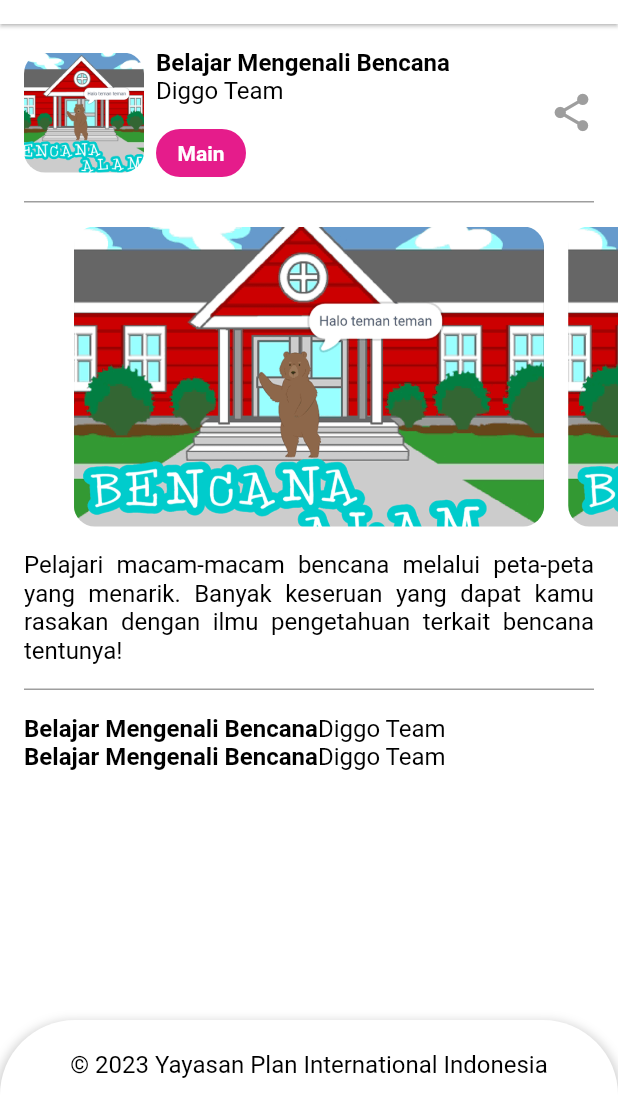
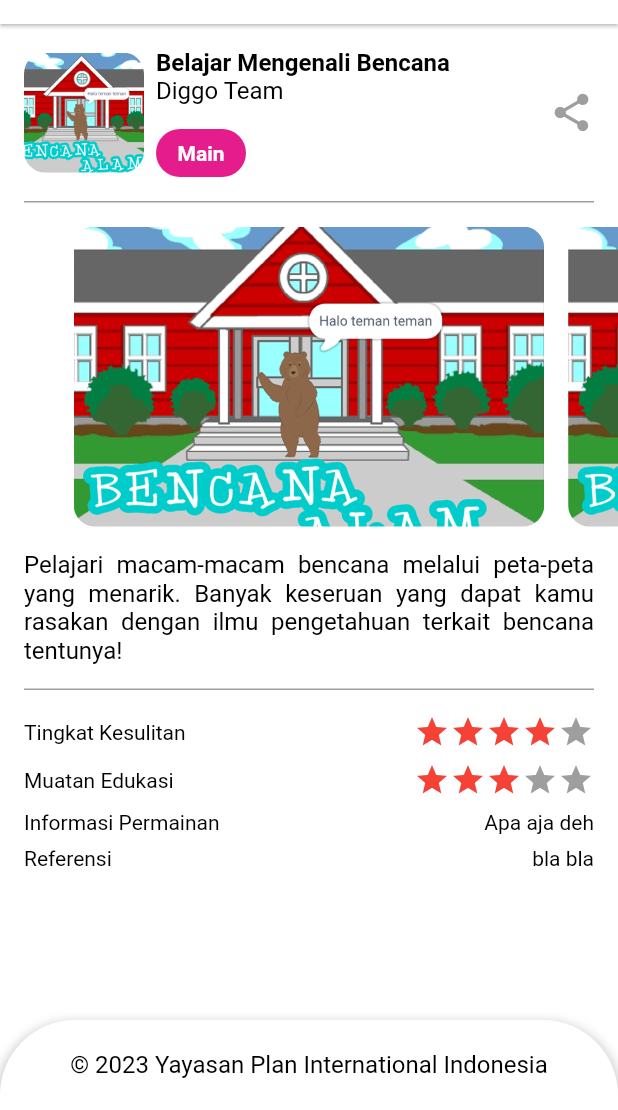
Before and after one commit to gofur/safe_school_game, a Flutter app: the GameDetail screen opened directly with sample values from the repository, on a phone screen of 412 x 824 dp, the part 126-1236 px from its top. Run offline on Flutter 3.47's test engine with Material 2 defaults, Android fonts, the phone set to English and light mode, and no system bars; drawn by our look-alikes of auto_size_text, flutter_rating_bar; our stand-ins replace connectivity_plus, rxdart, webview_flutter; Roboto replaces fonts that are missing (Monserrat).

Commit message:
Update: model and game detail

```diff
--- a/lib/game_detail.dart
+++ b/lib/game_detail.dart
@@ -1,7 +1,7 @@
 import 'package:auto_size_text/auto_size_text.dart';
 import 'package:flutter/material.dart';
+import 'package:flutter_rating_bar/flutter_rating_bar.dart';
 import 'package:safe_school_game/models/game.dart';
-import 'package:safe_school_game/resources/app_games.dart';
 import 'package:safe_school_game/utils/custom_appbar.dart';
 import 'package:safe_school_game/utils/footer.dart';
 import 'package:safe_school_game/utils/webview.dart';
@@ -181,51 +181,112 @@
                             padding:
                                 const EdgeInsets.symmetric(horizontal: 16.0),
                             child: Row(
+                              mainAxisAlignment: MainAxisAlignment.spaceBetween,
                               children: [
-                                Text(
-                                  widget.game.title,
-                                  maxLines: 2,
-                                  style: const TextStyle(
+                                const Text(
+                                  "Tingkat Kesulitan",
+                                  maxLines: 1,
+                                  style: TextStyle(
                                       color: Colors.black,
                                       fontFamily: "Monserrat",
-                                      fontWeight: FontWeight.bold,
-                                      fontSize: 16.0),
+                                      fontSize: 14.0),
                                 ),
-                                Text(
-                                  widget.game.author,
-                                  maxLines: 2,
-                                  style: const TextStyle(
-                                      color: Colors.black,
-                                      fontFamily: "Monserrat",
-                                      fontSize: 16.0),
-                                ),
+                                RatingBarIndicator(
+                                    rating: widget.game.difficult,
+                                    itemCount: 5,
+                                    itemSize: 24.0,
+                                    itemBuilder: (context, _) => const Icon(
+                                          Icons.star,
+                                          color: Colors.red,
+                                        )),
                               ],
                             ),
+                          ),
+                          const SizedBox(
+                            height: 8.0,
                           ),
                           Padding(
                             padding:
                                 const EdgeInsets.symmetric(horizontal: 16.0),
                             child: Row(
+                              mainAxisAlignment: MainAxisAlignment.spaceBetween,
                               children: [
-                                Text(
-                                  widget.game.title,
-                                  maxLines: 2,
+                               const Text(
+                                  "Muatan Edukasi",
+                                  maxLines: 1,
+                                  style: TextStyle(
+                                      color: Colors.black,
+                                      fontFamily: "Monserrat",
+                                      fontSize: 14.0),
+                                ),
+                                RatingBarIndicator(
+                                    rating: widget.game.educationContent,
+                                    itemCount: 5,
+                                    itemSize: 24.0,
+                                    itemBuilder: (context, _) => const Icon(
+                                          Icons.star,
+                                          color: Colors.red,
+                                        )),
+                              ],
+                            ),
+                          ),
+                          const SizedBox(
+                            height: 8.0,
+                          ),
+                          Padding(
+                            padding:
+                                const EdgeInsets.symmetric(horizontal: 16.0),
+                            child: Row(
+                              mainAxisAlignment: MainAxisAlignment.spaceBetween,
+                              children: [
+                                 const Text(
+                                  "Informasi Permainan",
+                                  maxLines: 1,
+                                  style: TextStyle(
+                                      color: Colors.black,
+                                      fontFamily: "Monserrat",
+                                      fontSize: 14.0),
+                                ),
+                                 Text(
+                                  widget.game.shortInformation,
+                                  maxLines: 1,
                                   style: const TextStyle(
                                       color: Colors.black,
                                       fontFamily: "Monserrat",
-                                      fontWeight: FontWeight.bold,
-                                      fontSize: 16.0),
+                                      fontSize: 14.0),
+                                ),
+                              ],
+                            ),
+                          ),
+                          const SizedBox(height: 8.0,),
+                          Padding(
+                            padding:
+                                const EdgeInsets.symmetric(horizontal: 16.0),
+                            child: Row(
+                              mainAxisAlignment: MainAxisAlignment.spaceBetween,
+                              children: [
+                                 const Text(
+                                  "Referensi",
+                                  maxLines: 1,
+                                  style: TextStyle(
+                                      color: Colors.black,
+                                      fontFamily: "Monserrat",
+                                      fontSize: 14.0),
                                 ),
                                 Text(
-                                  widget.game.author,
-                                  maxLines: 2,
+                                  widget.game.reference,
+                                  maxLines: 1,
                                   style: const TextStyle(
                                       color: Colors.black,
                                       fontFamily: "Monserrat",
-                                      fontSize: 16.0),
+                                      fontSize: 14.0),
                                 ),
                               ],
                             ),
+                          ),
+
+                          const SizedBox(
+                            height: 100,
                           )
                         ],
                       ),
--- a/lib/models/game.dart
+++ b/lib/models/game.dart
@@ -5,8 +5,8 @@
   final String title;
   final String author;
   final String description;
-  final String difficult;
-  final String educationContent;
+  final double difficult;
+  final double educationContent;
   final String reference;
   final String shortInformation;
   final List<GameImages> images;
--- a/lib/resources/app_games.dart
+++ b/lib/resources/app_games.dart
@@ -9,8 +9,8 @@
       author: "Diggo Team",
       description:
           "Pelajari macam-macam bencana melalui peta-peta yang menarik. Banyak keseruan yang dapat kamu rasakan dengan ilmu pengetahuan terkait bencana tentunya!",
-      difficult: "20",
-      educationContent: "30",
+      difficult: 4,
+      educationContent: 3,
       shortInformation: "Apa aja deh",
       reference: "bla bla",
       images: [
@@ -25,8 +25,8 @@
       image: "assets/images/kuki/kuki.png",
       author: "Achmad Mustofa",
       description: "Pelajari macam-macam aja",
-      difficult: "10",
-      educationContent: "50",
+      difficult: 3,
+      educationContent: 5,
       shortInformation: "ok deh",
       reference: "bla bla",
       images: [
@@ -41,8 +41,8 @@
       image: "assets/images/kuki/kuki.png",
       author: "Achmad Mustofa dan Team",
       description: "Pelajari macam-macam aja",
-      difficult: "10",
-      educationContent: "50",
+      difficult: 1,
+      educationContent: 2.5,
       shortInformation: "sip coy",
       reference: "dasdmad",
       images: [
--- a/pubspec.yaml
+++ b/pubspec.yaml
@@ -38,6 +38,7 @@
   webview_flutter: ^2.1.0
   rxdart: ^0.27.3
   url_launcher: ^6.1.10
+  flutter_rating_bar: ^4.0.1
 
 
   # The following adds the Cupertino Icons font to your application.
```
Also changed, not shown: pubspec.lock.
